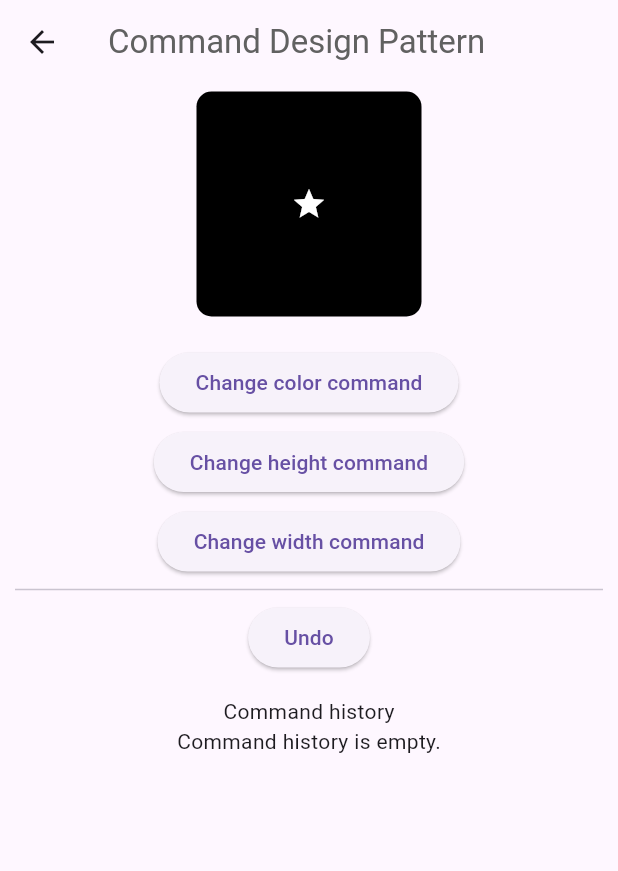
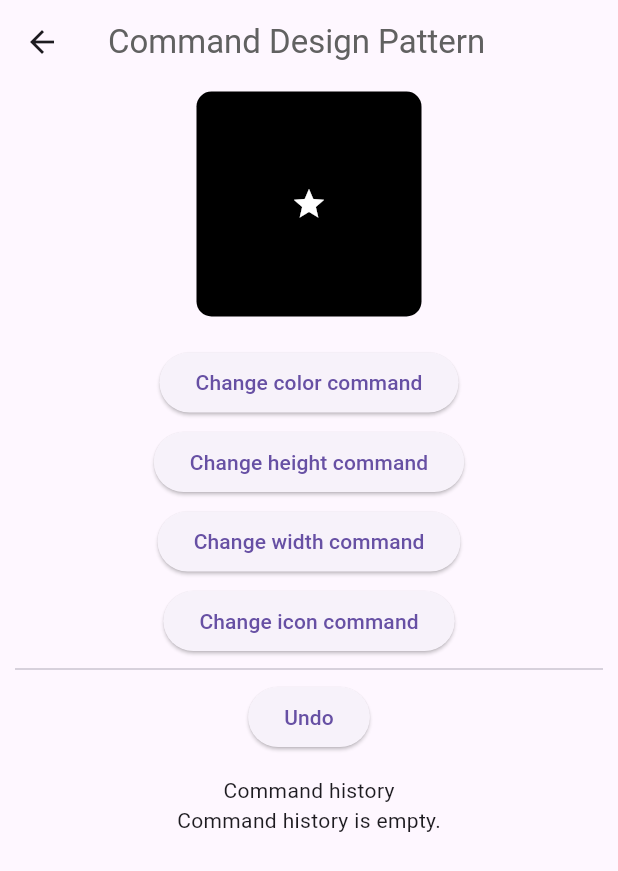
Before and after one commit to nozomi-koborinai/flutter-sandbox, a Flutter app: the CommandExamplePage screen opened directly, on a phone screen of 412 x 824 dp. Shown: the top 871 px of the screen. Run offline on Flutter 3.47's test engine with Material 2 defaults, Android fonts, the phone set to English and light mode, and no system bars; our stand-ins replace firebase_core; missing offline and left inert: scratcher; accounts and stored records are empty.

Commit message:
🚀 feat: アイコン変更Commandを新たに定義

```diff
--- /dev/null
+++ b/lib/samples/command_design_pattern/command/change_icon_command.dart
@@ -0,0 +1,31 @@
+import 'package:flutter/material.dart';
+
+import '../widget/component/shape.dart';
+import 'command.dart';
+
+/// アイコン変更コマンド
+class ChangeIconCommand implements Command {
+  // アイコン変更対象のShapeオブジェクト
+  Shape shape;
+  // 変更前のアイコン
+  late IconData previousIcon;
+
+  ChangeIconCommand(this.shape) {
+    previousIcon = shape.icon;
+  }
+
+  @override
+  void execute() {
+    shape.icon = Icons.star_border;
+  }
+
+  @override
+  String getTitle() {
+    return 'Change icon';
+  }
+
+  @override
+  void undo() {
+    shape.icon = previousIcon;
+  }
+}
--- a/lib/samples/command_design_pattern/widget/component/shape.dart
+++ b/lib/samples/command_design_pattern/widget/component/shape.dart
@@ -5,10 +5,12 @@ class Shape {
   late Color color;
   late double height;
   late double width;
+  late IconData icon;
 
   Shape.initial() {
     color = Colors.black;
     height = 150.0;
     width = 150.0;
+    icon = Icons.star;
   }
 }
--- a/lib/samples/command_design_pattern/widget/page/command_example_page.dart
+++ b/lib/samples/command_design_pattern/widget/page/command_example_page.dart
@@ -1,4 +1,5 @@
 import 'package:flutter/material.dart';
+import 'package:flutter_sandbox/samples/command_design_pattern/command/change_icon_command.dart';
 
 import '../../command/change_color_command.dart';
 import '../../command/change_height_command.dart';
@@ -46,6 +47,14 @@ class _CommandExamplePageState extends State<CommandExamplePage> {
     _executeCommand(command);
   }
 
+  /// Invoker(アイコン変更ボタン押下時に呼ばれるメソッド)
+  void _changeIcon() {
+    // CommandのReceiverとして_shapeを渡す
+    final command = ChangeIconCommand(_shape);
+    // 実行したコマンドをコマンド履歴に追加
+    _executeCommand(command);
+  }
+
   void _executeCommand(Command command) {
     setState(() {
       command.execute();
@@ -86,8 +95,8 @@ class _CommandExamplePageState extends State<CommandExamplePage> {
                     color: _shape.color,
                     borderRadius: BorderRadius.circular(10.0),
                   ),
-                  child: const Icon(
-                    Icons.star,
+                  child: Icon(
+                    _shape.icon,
                     color: Colors.white,
                   ),
                 ),
@@ -108,6 +117,11 @@ class _CommandExamplePageState extends State<CommandExamplePage> {
               onPressed: _changeWidth,
               child: const Text('Change width command'),
             ),
+            const SizedBox(height: 5),
+            ElevatedButton(
+              onPressed: _changeIcon,
+              child: const Text('Change icon command'),
+            ),
             const Divider(),
             ElevatedButton(
               onPressed: _undo,
```
